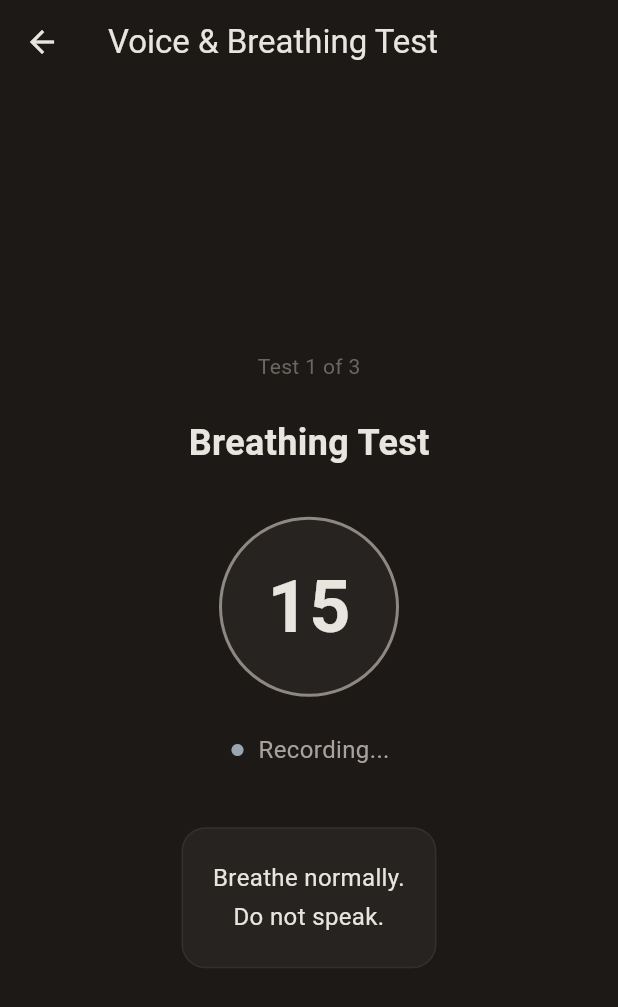
After one commit to rachanaumesh7426/vitalscan_app, a Flutter app: the VoiceScreen screen opened directly, after a tap on "Start Tests", on a phone screen of 412 x 824 dp. The commit adds this screen. Shown: the top 1007 px of the screen. Run offline on Flutter 3.47's test engine with Material 3 defaults, Android fonts, the light colour scheme and no system bars; our stand-ins replace camera, permission_handler; missing offline and left inert: record.

Commit message:
Add voice and breathing test screen

```diff
--- /dev/null
+++ b/lib/screens/voice_screen.dart
@@ -0,0 +1,425 @@
+import 'package:flutter/material.dart';
+import 'package:record/record.dart';
+import 'package:permission_handler/permission_handler.dart';
+import 'dart:async';
+import 'dart:io';
+import 'package:path_provider/path_provider.dart';
+
+class VoiceScreen extends StatefulWidget {
+  const VoiceScreen({super.key});
+
+  @override
+  State<VoiceScreen> createState() => _VoiceScreenState();
+}
+
+class _VoiceScreenState extends State<VoiceScreen> {
+  final AudioRecorder _recorder = AudioRecorder();
+
+  int _currentTest = 0; // 0=intro, 1=breathing, 2=voice, 3=sustain, 4=results
+  int _countdown = 0;
+  bool _recording = false;
+  bool _processing = false;
+  Timer? _timer;
+
+  // Results
+  String _breathingResult = '';
+  String _voiceResult = '';
+  String _sustainResult = '';
+
+  final List<Map<String, String>> _tests = [
+    {
+      'title': 'Breathing Test',
+      'instruction': 'Breathe normally.\nDo not speak.',
+      'duration': '15',
+      'icon': 'air',
+    },
+    {
+      'title': 'Voice Test',
+      'instruction': 'Read this aloud:\n\n"The quick brown fox jumps over the lazy dog near the river bank."',
+      'duration': '10',
+      'icon': 'mic',
+    },
+    {
+      'title': 'Sustain Test',
+      'instruction': 'Say "aaah" continuously\nat a comfortable pitch.',
+      'duration': '10',
+      'icon': 'record_voice_over',
+    },
+  ];
+
+  Future<void> _startTest() async {
+    await Permission.microphone.request();
+
+    final test = _tests[_currentTest - 1];
+    final duration = int.parse(test['duration']!);
+
+    final dir = await getTemporaryDirectory();
+    final path = '${dir.path}/voice_test_$_currentTest.m4a';
+
+    await _recorder.start(
+      const RecordConfig(encoder: AudioEncoder.aacLc),
+      path: path,
+    );
+
+    setState(() {
+      _recording = true;
+      _countdown = duration;
+    });
+
+    _timer = Timer.periodic(const Duration(seconds: 1), (timer) {
+      setState(() => _countdown--);
+      if (_countdown <= 0) {
+        timer.cancel();
+        _stopTest();
+      }
+    });
+  }
+
+  Future<void> _stopTest() async {
+    await _recorder.stop();
+    setState(() {
+      _recording = false;
+      _processing = true;
+    });
+
+    await Future.delayed(const Duration(milliseconds: 500));
+
+    // Simulate analysis results
+    if (_currentTest == 1) {
+      _breathingResult = 'Breathing pattern: Regular\nEstimated rate: 14-16 breaths/min';
+    } else if (_currentTest == 2) {
+      _voiceResult = 'Voice tremor: Not detected\nSpeech rate: Normal';
+    } else if (_currentTest == 3) {
+      _sustainResult = 'Voice stability: Good\nBreathiness: Low';
+    }
+
+        setState(() {
+        _processing = false;
+        if (_currentTest < 3) {
+            _currentTest++;
+        } else {
+            _currentTest = 4;
+        }
+        });
+
+        // Auto start next test after short delay
+        if (_currentTest < 4) {
+        Future.delayed(const Duration(milliseconds: 800), () {
+            if (mounted) _startTest();
+        });
+        }
+        }
+
+  @override
+  void dispose() {
+    _timer?.cancel();
+    _recorder.dispose();
+    super.dispose();
+  }
+
+  @override
+  Widget build(BuildContext context) {
+    return Scaffold(
+      backgroundColor: const Color(0xFF1C1917),
+      appBar: AppBar(
+        backgroundColor: const Color(0xFF1C1917),
+        foregroundColor: const Color(0xFFE8E4DE),
+        title: const Text('Voice & Breathing Test'),
+      ),
+      body: Padding(
+        padding: const EdgeInsets.all(24),
+        child: _currentTest == 0
+            ? _buildIntro()
+            : _currentTest == 4
+                ? _buildResults()
+                : _buildTest(),
+      ),
+    );
+  }
+
+  Widget _buildIntro() {
+    return Column(
+      crossAxisAlignment: CrossAxisAlignment.start,
+      children: [
+        const SizedBox(height: 20),
+        const Text(
+          'Voice & Breathing\nAnalysis',
+          style: TextStyle(
+            fontSize: 28,
+            fontWeight: FontWeight.bold,
+            color: Color(0xFFE8E4DE),
+            height: 1.2,
+          ),
+        ),
+        const SizedBox(height: 24),
+        _InfoCard(
+            icon: Icons.air,
+            title: 'Breathing Test',
+            subtitle: '15 seconds — breathe normally'),
+        const SizedBox(height: 12),
+        _InfoCard(
+            icon: Icons.mic,
+            title: 'Voice Test',
+            subtitle: '10 seconds — read a sentence'),
+        const SizedBox(height: 12),
+        _InfoCard(
+            icon: Icons.record_voice_over,
+            title: 'Sustain Test',
+            subtitle: '10 seconds — say "aaah"'),
+        const Spacer(),
+        SizedBox(
+          width: double.infinity,
+          child: ElevatedButton(
+            onPressed: () {
+              setState(() => _currentTest = 1);
+              Future.delayed(
+                  const Duration(milliseconds: 300), _startTest);
+            },
+            style: ElevatedButton.styleFrom(
+              backgroundColor: const Color(0xFFE8E4DE),
+              foregroundColor: const Color(0xFF1C1917),
+              padding: const EdgeInsets.symmetric(vertical: 16),
+              shape: RoundedRectangleBorder(
+                borderRadius: BorderRadius.circular(12),
+              ),
+            ),
+            child: const Text('Start Tests',
+                style: TextStyle(fontSize: 16)),
+          ),
+        ),
+      ],
+    );
+  }
+
+  Widget _buildTest() {
+    final test = _tests[_currentTest - 1];
+    return Column(
+      mainAxisAlignment: MainAxisAlignment.center,
+      children: [
+        Text(
+          'Test $_currentTest of 3',
+          style: const TextStyle(
+              color: Color(0xFF6B6661), fontSize: 14),
+        ),
+        const SizedBox(height: 24),
+        Text(
+          test['title']!,
+          style: const TextStyle(
+            fontSize: 24,
+            fontWeight: FontWeight.bold,
+            color: Color(0xFFE8E4DE),
+          ),
+        ),
+        const SizedBox(height: 32),
+        if (_processing)
+          const CircularProgressIndicator(color: Color(0xFFE8E4DE))
+        else if (_recording) ...[
+          Container(
+            width: 120,
+            height: 120,
+            decoration: BoxDecoration(
+              color: const Color(0xFF262320),
+              borderRadius: BorderRadius.circular(60),
+              border: Border.all(
+                  color: const Color(0xFF8E8882), width: 2),
+            ),
+            child: Center(
+              child: Text(
+                '$_countdown',
+                style: const TextStyle(
+                  fontSize: 48,
+                  fontWeight: FontWeight.bold,
+                  color: Color(0xFFE8E4DE),
+                ),
+              ),
+            ),
+          ),
+          const SizedBox(height: 24),
+          const Row(
+            mainAxisAlignment: MainAxisAlignment.center,
+            children: [
+              Icon(Icons.fiber_manual_record,
+                  color: Color(0xFF9AA5B1), size: 12),
+              SizedBox(width: 8),
+              Text('Recording...',
+                  style: TextStyle(
+                      color: Color(0xFFA8A29E), fontSize: 16)),
+            ],
+          ),
+        ] else ...[
+          const CircularProgressIndicator(color: Color(0xFFE8E4DE)),
+        ],
+        const SizedBox(height: 40),
+        Container(
+          padding: const EdgeInsets.all(20),
+          decoration: BoxDecoration(
+            color: const Color(0xFF262320),
+            borderRadius: BorderRadius.circular(16),
+            border: Border.all(color: const Color(0xFF34302D)),
+          ),
+          child: Text(
+            test['instruction']!,
+            textAlign: TextAlign.center,
+            style: const TextStyle(
+              color: Color(0xFFE8E4DE),
+              fontSize: 16,
+              height: 1.6,
+            ),
+          ),
+        ),
+      ],
+    );
+  }
+
+  Widget _buildResults() {
+    return SingleChildScrollView(
+      child: Column(
+        crossAxisAlignment: CrossAxisAlignment.start,
+        children: [
+          const SizedBox(height: 20),
+          const Text(
+            'Voice Analysis Results',
+            style: TextStyle(
+              fontSize: 28,
+              fontWeight: FontWeight.bold,
+              color: Color(0xFFE8E4DE),
+            ),
+          ),
+          const SizedBox(height: 24),
+          _ResultBlock(
+              title: 'Breathing', content: _breathingResult),
+          const SizedBox(height: 12),
+          _ResultBlock(title: 'Voice', content: _voiceResult),
+          const SizedBox(height: 12),
+          _ResultBlock(
+              title: 'Voice Stability', content: _sustainResult),
+          const SizedBox(height: 24),
+          Container(
+            padding: const EdgeInsets.all(16),
+            decoration: BoxDecoration(
+              color: const Color(0xFF262320),
+              borderRadius: BorderRadius.circular(12),
+              border: Border.all(color: const Color(0xFF34302D)),
+            ),
+            child: const Row(
+              children: [
+                Icon(Icons.info_outline,
+                    color: Color(0xFF9AA5B1), size: 20),
+                SizedBox(width: 12),
+                Expanded(
+                  child: Text(
+                    'Full voice biomarker analysis coming in next update.',
+                    style: TextStyle(
+                        color: Color(0xFFA8A29E), fontSize: 14),
+                  ),
+                ),
+              ],
+            ),
+          ),
+          const SizedBox(height: 32),
+          SizedBox(
+            width: double.infinity,
+            child: ElevatedButton(
+              onPressed: () => Navigator.pop(context),
+              style: ElevatedButton.styleFrom(
+                backgroundColor: const Color(0xFFE8E4DE),
+                foregroundColor: const Color(0xFF1C1917),
+                padding: const EdgeInsets.symmetric(vertical: 16),
+                shape: RoundedRectangleBorder(
+                  borderRadius: BorderRadius.circular(12),
+                ),
+              ),
+              child: const Text('Done',
+                  style: TextStyle(fontSize: 16)),
+            ),
+          ),
+        ],
+      ),
+    );
+  }
+}
+
+class _InfoCard extends StatelessWidget {
+  final IconData icon;
+  final String title;
+  final String subtitle;
+
+  const _InfoCard({
+    required this.icon,
+    required this.title,
+    required this.subtitle,
+  });
+
+  @override
+  Widget build(BuildContext context) {
+    return Container(
+      padding: const EdgeInsets.all(16),
+      decoration: BoxDecoration(
+        color: const Color(0xFF262320),
+        borderRadius: BorderRadius.circular(12),
+        border: Border.all(color: const Color(0xFF34302D)),
+      ),
+      child: Row(
+        children: [
+          Icon(icon, color: const Color(0xFFE8E4DE), size: 24),
+          const SizedBox(width: 16),
+          Column(
+            crossAxisAlignment: CrossAxisAlignment.start,
+            children: [
+              Text(title,
+                  style: const TextStyle(
+                    color: Color(0xFFE8E4DE),
+                    fontSize: 15,
+                    fontWeight: FontWeight.w500,
+                  )),
+              Text(subtitle,
+                  style: const TextStyle(
+                      color: Color(0xFFA8A29E), fontSize: 13)),
+            ],
+          ),
+        ],
+      ),
+    );
+  }
+}
+
+class _ResultBlock extends StatelessWidget {
+  final String title;
+  final String content;
+
+  const _ResultBlock({required this.title, required this.content});
+
+  @override
+  Widget build(BuildContext context) {
+    return Container(
+      width: double.infinity,
+      padding: const EdgeInsets.all(16),
+      decoration: BoxDecoration(
+        color: const Color(0xFF262320),
+        borderRadius: BorderRadius.circular(12),
+        border: Border.all(color: const Color(0xFF34302D)),
+      ),
+      child: Column(
+        crossAxisAlignment: CrossAxisAlignment.start,
+        children: [
+          Text(
+            title,
+            style: const TextStyle(
+              color: Color(0xFFA8A29E),
+              fontSize: 13,
+            ),
+          ),
+          const SizedBox(height: 8),
+          Text(
+            content,
+            style: const TextStyle(
+              color: Color(0xFFE8E4DE),
+              fontSize: 15,
+              height: 1.6,
+            ),
+          ),
+        ],
+      ),
+    );
+  }
+}
--- a/pubspec.yaml
+++ b/pubspec.yaml
@@ -36,6 +36,8 @@ dependencies:
   cupertino_icons: ^1.0.8
   camera: ^0.12.1
   permission_handler: 12.0.0
+  record: ^7.1.1
+  path_provider: ^2.1.6
 
 dev_dependencies:
   flutter_test:
```
Also changed, not shown: lib/main.dart (+26 -1 lines), pubspec.lock, 6 other files.
